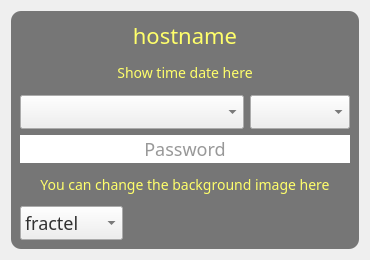
Old version of the form forms/loginform.ui in the repository asif-mahmud/lightdm-qt5-swallowed.
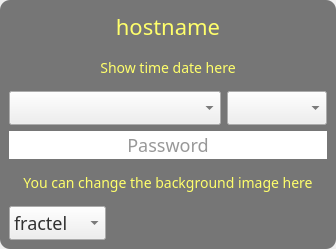
New version of the form. Icons and pictures are not drawn.

Commit message: login form drag option added

The edit to the form file:
```diff
--- a/forms/loginform.ui
+++ b/forms/loginform.ui
@@ -6,8 +6,8 @@
    <rect>
     <x>0</x>
     <y>0</y>
-    <width>370</width>
-    <height>260</height>
+    <width>336</width>
+    <height>249</height>
    </rect>
   </property>
   <property name="sizePolicy">
@@ -26,6 +26,21 @@
    <string notr="true"/>
   </property>
   <layout class="QVBoxLayout" name="verticalLayout">
+   <property name="spacing">
+    <number>0</number>
+   </property>
+   <property name="leftMargin">
+    <number>0</number>
+   </property>
+   <property name="topMargin">
+    <number>0</number>
+   </property>
+   <property name="rightMargin">
+    <number>0</number>
+   </property>
+   <property name="bottomMargin">
+    <number>0</number>
+   </property>
    <item>
     <widget class="QWidget" name="loginForm" native="true">
      <property name="sizePolicy">
```
Left out of the diff: 3 changed lines with no effect on the pictures. The commit also changes 5 other files.
